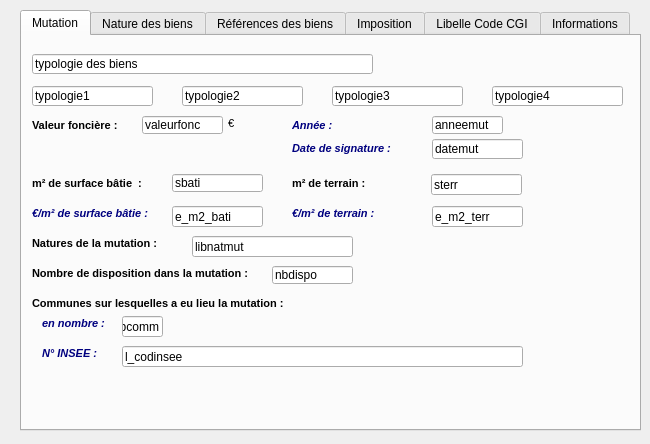
The window that exportdvf/qgis/interface.ui (aherman59/indvf) describes before a commit, drawn with Qt 5.
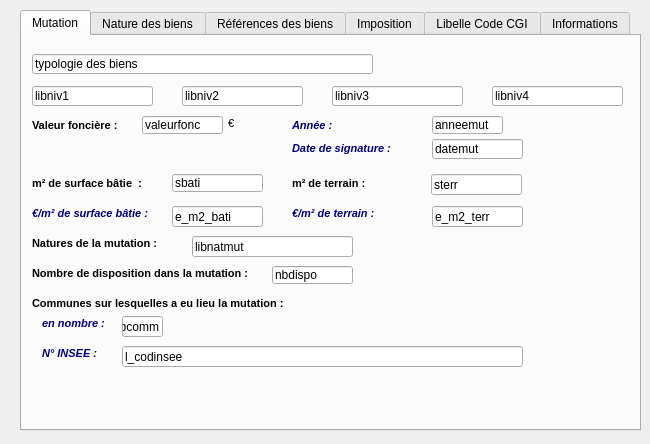
The same window after the commit.

Commit message: modification projet qgis + interface.ui

Diff of the .ui file:
```diff
--- a/exportdvf/qgis/interface.ui
+++ b/exportdvf/qgis/interface.ui
@@ -82,7 +82,7 @@
       </rect>
      </property>
      <property name="text">
-      <string>typologie1</string>
+      <string>libniv1</string>
      </property>
     </widget>
     <widget class="QLineEdit" name="typologie2">
@@ -95,7 +95,7 @@
       </rect>
      </property>
      <property name="text">
-      <string>typologie2</string>
+      <string>libniv2</string>
      </property>
     </widget>
     <widget class="QLineEdit" name="valeurfonc">
@@ -445,7 +445,7 @@
       </rect>
      </property>
      <property name="text">
-      <string>typologie3</string>
+      <string>libniv3</string>
      </property>
     </widget>
     <widget class="QLineEdit" name="typologie4">
@@ -458,7 +458,7 @@
       </rect>
      </property>
      <property name="text">
-      <string>typologie4</string>
+      <string>libniv4</string>
      </property>
     </widget>
    </widget>
```
Left out of the diff: 8 changed lines with no effect on the pictures. The commit also changes 3 other files.
